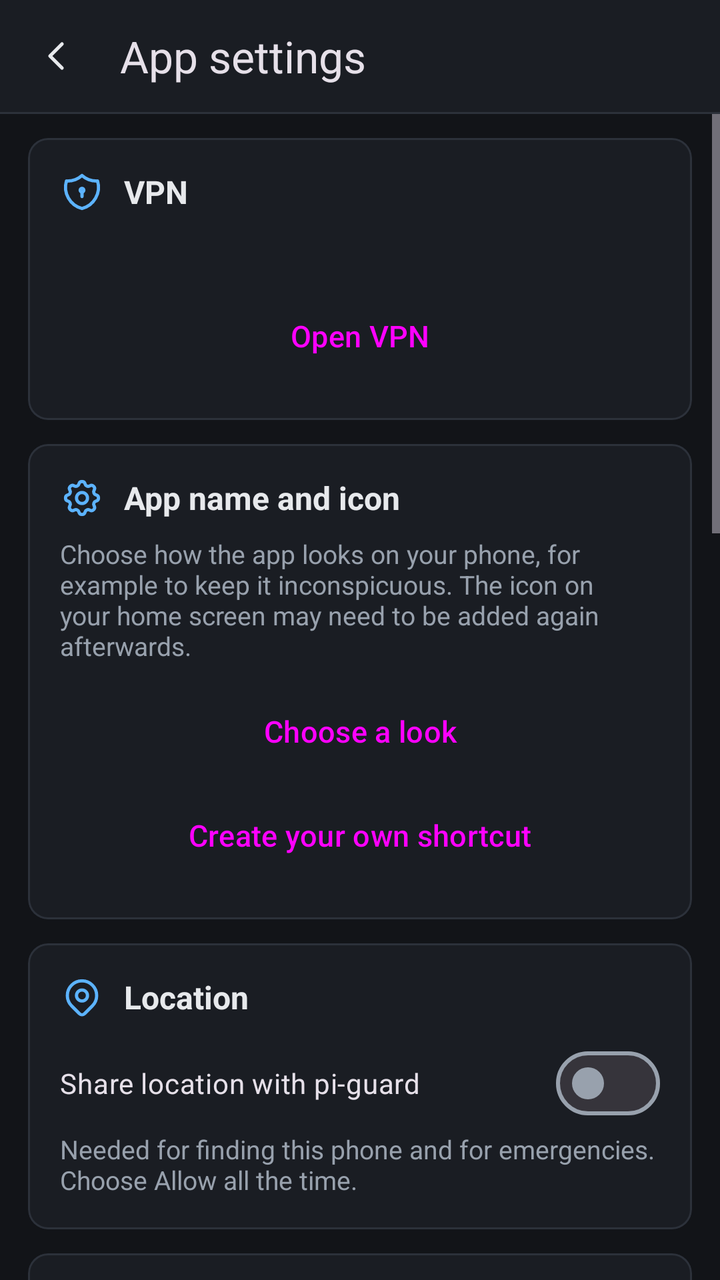
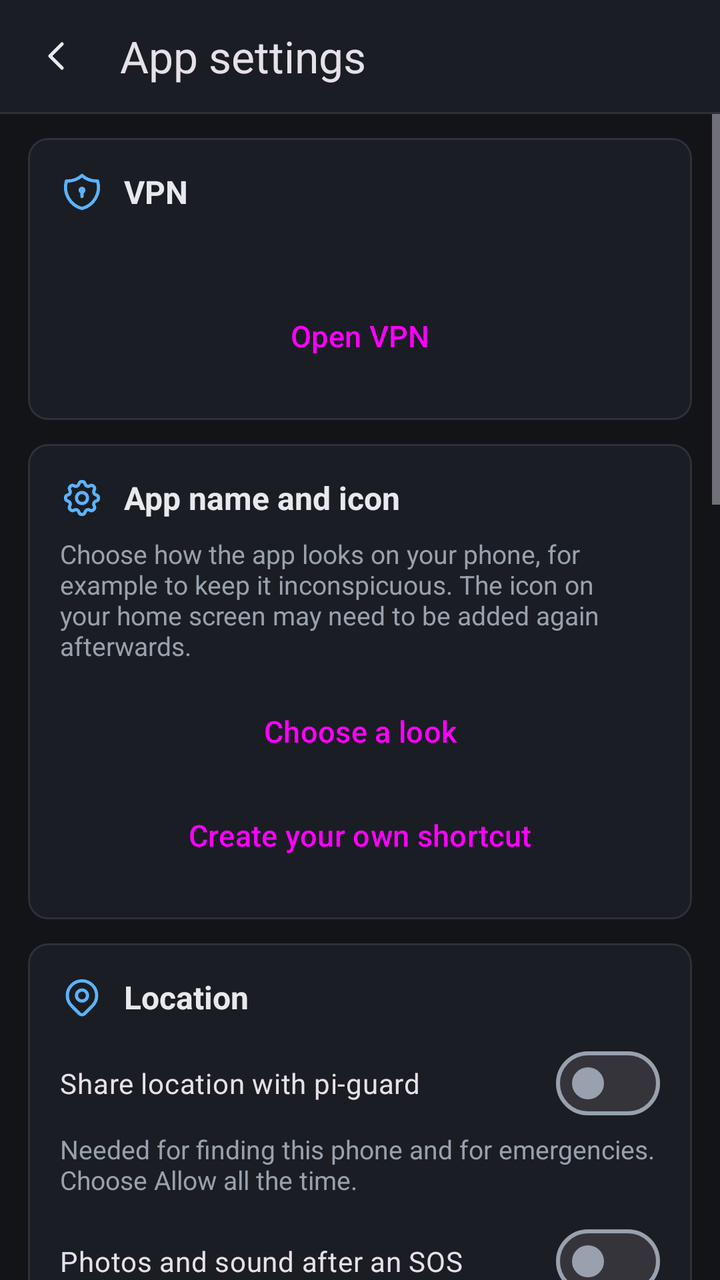

Two renders of the same Android screen: before a commit and after it. Below are the layout's source before the change and the commit's diff.
<!-- AndroidManifest.xml: application theme Theme.PiGuard -->
<!-- res/layout/activity_settings.xml -->
<?xml version="1.0" encoding="utf-8"?>
<LinearLayout xmlns:android="http://schemas.android.com/apk/res/android" xmlns:app="http://schemas.android.com/apk/res-auto" android:layout_width="match_parent" android:layout_height="match_parent" android:orientation="vertical" android:background="@color/bg" android:fitsSystemWindows="true">
<com.google.android.material.appbar.MaterialToolbar android:id="@+id/toolbar" android:layout_width="match_parent" android:layout_height="56dp" android:background="@color/surface" app:title="@string/settings_title" app:navigationIcon="@drawable/ic_chevron_left" app:navigationContentDescription="@string/back" />
<View android:layout_width="match_parent" android:layout_height="1dp" android:background="@color/line" />
<ScrollView android:layout_width="match_parent" android:layout_height="0dp" android:layout_weight="1">
<LinearLayout android:layout_width="match_parent" android:layout_height="wrap_content" android:orientation="vertical" android:paddingHorizontal="14dp" android:paddingBottom="24dp">
    <com.google.android.material.card.MaterialCardView style="@style/Card" android:layout_width="match_parent" android:layout_height="wrap_content">
        <LinearLayout android:layout_width="match_parent" android:layout_height="wrap_content" android:orientation="vertical" android:padding="16dp">
            <LinearLayout android:layout_width="match_parent" android:layout_height="wrap_content" android:gravity="center_vertical" android:layout_marginBottom="8dp">
                <ImageView android:layout_width="22dp" android:layout_height="22dp" android:src="@drawable/ic_shield_lock" app:tint="@color/accent" android:importantForAccessibility="no" />
                <TextView style="@style/Heading" android:text="@string/vpn_title" />
            </LinearLayout>
            <TextView android:id="@+id/vpn_state" android:layout_width="wrap_content" android:layout_height="wrap_content" android:layout_marginBottom="8dp" android:textColor="@color/muted" />
            <Button android:id="@+id/vpn_toggle" style="@style/Button" android:layout_width="match_parent" android:layout_height="wrap_content" android:text="@string/vpn_open" app:icon="@drawable/ic_shield_lock" />
        </LinearLayout>
    </com.google.android.material.card.MaterialCardView>
    <com.google.android.material.card.MaterialCardView style="@style/Card" android:layout_width="match_parent" android:layout_height="wrap_content">
        <LinearLayout android:layout_width="match_parent" android:layout_height="wrap_content" android:orientation="vertical" android:padding="16dp">
            <LinearLayout android:layout_width="match_parent" android:layout_height="wrap_content" android:gravity="center_vertical" android:layout_marginBottom="8dp">
                <ImageView android:layout_width="22dp" android:layout_height="22dp" android:src="@drawable/ic_settings" app:tint="@color/accent" android:importantForAccessibility="no" />
                <TextView style="@style/Heading" android:text="@string/look_title" />
            </LinearLayout>
            <TextView style="@style/Hint" android:layout_marginBottom="8dp" android:text="@string/look_hint" />
            <Button android:id="@+id/look_choose" style="@style/Button" android:layout_width="match_parent" android:layout_height="wrap_content" android:text="@string/look_choose" />
            <Button android:id="@+id/look_shortcut" style="@style/Button.Tonal" android:layout_width="match_parent" android:layout_height="wrap_content" android:text="@string/look_shortcut" />
        </LinearLayout>
    </com.google.android.material.card.MaterialCardView>
    <com.google.android.material.card.MaterialCardView style="@style/Card" android:layout_width="match_parent" android:layout_height="wrap_content">
        <LinearLayout android:layout_width="match_parent" android:layout_height="wrap_content" android:orientation="vertical" android:padding="16dp">
            <LinearLayout android:layout_width="match_parent" android:layout_height="wrap_content" android:gravity="center_vertical" android:layout_marginBottom="8dp">
                <ImageView android:layout_width="22dp" android:layout_height="22dp" android:src="@drawable/ic_map_pin" app:tint="@color/accent" android:importantForAccessibility="no" />
                <TextView style="@style/Heading" android:text="@string/location_section" />
            </LinearLayout>
            <com.google.android.material.materialswitch.MaterialSwitch android:id="@+id/location" android:layout_width="match_parent" android:layout_height="wrap_content" android:text="@string/location_use" />
            <TextView style="@style/Hint" android:text="@string/location_hint" />
        </LinearLayout>
    </com.google.android.material.card.MaterialCardView>
    <com.google.android.material.card.MaterialCardView style="@style/Card" android:layout_width="match_parent" android:layout_height="wrap_content">
        <LinearLayout android:layout_width="match_parent" android:layout_height="wrap_content" android:orientation="vertical" android:padding="16dp">
            <LinearLayout android:layout_width="match_parent" android:layout_height="wrap_content" android:gravity="center_vertical" android:layout_marginBottom="8dp">
                <ImageView android:layout_width="22dp" android:layout_height="22dp" android:src="@drawable/ic_bell" app:tint="@color/accent" android:importantForAccessibility="no" />
                <TextView style="@style/Heading" android:text="@string/help_title" />
            </LinearLayout>
            <com.google.android.material.materialswitch.MaterialSwitch android:id="@+id/share_crashes" android:layout_width="match_parent" android:layout_height="wrap_content" android:text="@string/help_crashes" />
            <com.google.android.material.materialswitch.MaterialSwitch android:id="@+id/share_usage" android:layout_width="match_parent" android:layout_height="wrap_content" android:text="@string/help_usage" />
            <TextView style="@style/Hint" android:text="@string/help_hint" />
        </LinearLayout>
    </com.google.android.material.card.MaterialCardView>
    <com.google.android.material.card.MaterialCardView style="@style/Card" android:layout_width="match_parent" android:layout_height="wrap_content">
        <LinearLayout android:layout_width="match_parent" android:layout_height="wrap_content" android:orientation="vertical" android:padding="16dp">
            <LinearLayout android:layout_width="match_parent" android:layout_height="wrap_content" android:gravity="center_vertical" android:layout_marginBottom="8dp">
                <ImageView android:layout_width="22dp" android:layout_height="22dp" android:src="@drawable/ic_calendar" app:tint="@color/accent" android:importantForAccessibility="no" />
                <TextView style="@style/Heading" android:text="@string/calendar_section" />
            </LinearLayout>
            <com.google.android.material.materialswitch.MaterialSwitch android:id="@+id/calendar" android:layout_width="match_parent" android:layout_height="wrap_content" android:text="@string/calendar_use" />
            <TextView style="@style/Hint" android:text="@string/calendar_hint" />
        </LinearLayout>
    </com.google.android.material.card.MaterialCardView>
    <com.google.android.material.card.MaterialCardView style="@style/Card" android:layout_width="match_parent" android:layout_height="wrap_content">
        <LinearLayout android:layout_width="match_parent" android:layout_height="wrap_content" android:orientation="vertical" android:padding="16dp">
            <LinearLayout android:layout_width="match_parent" android:layout_height="wrap_content" android:gravity="center_vertical" android:layout_marginBottom="8dp">
                <ImageView android:layout_width="22dp" android:layout_height="22dp" android:src="@drawable/ic_lock" app:tint="@color/accent" android:importantForAccessibility="no" />
                <TextView style="@style/Heading" android:text="@string/lock_section" />
            </LinearLayout>
            <Button android:id="@+id/pin_set" style="@style/Button.Tonal" android:layout_width="match_parent" android:layout_height="wrap_content" android:text="@string/pin_set" app:icon="@drawable/ic_key" />
            <Button android:id="@+id/pin_remove" style="@style/Button.Tonal" android:layout_width="match_parent" android:layout_height="wrap_content" android:text="@string/pin_remove" app:icon="@drawable/ic_trash" />
            <com.google.android.material.materialswitch.MaterialSwitch android:id="@+id/biometric" android:layout_width="match_parent" android:layout_height="wrap_content" android:text="@string/bio_use" />
        </LinearLayout>
    </com.google.android.material.card.MaterialCardView>
    <com.google.android.material.card.MaterialCardView style="@style/Card" android:layout_width="match_parent" android:layout_height="wrap_content">
        <LinearLayout android:layout_width="match_parent" android:layout_height="wrap_content" android:orientation="vertical" android:padding="16dp">
            <LinearLayout android:layout_width="match_parent" android:layout_height="wrap_content" android:gravity="center_vertical" android:layout_marginBottom="8dp">
                <ImageView android:layout_width="22dp" android:layout_height="22dp" android:src="@drawable/ic_world" app:tint="@color/accent" android:importantForAccessibility="no" />
                <TextView style="@style/Heading" android:text="@string/address_section" />
            </LinearLayout>
            <com.google.android.material.textfield.TextInputLayout style="@style/Field" android:layout_width="match_parent" android:layout_height="wrap_content" android:hint="@string/setup_url">
                <com.google.android.material.textfield.TextInputEditText android:id="@+id/address" android:layout_width="match_parent" android:layout_height="wrap_content" android:inputType="textUri" android:importantForAutofill="no" />
            </com.google.android.material.textfield.TextInputLayout>
            <Button android:id="@+id/address_save" style="@style/Button.Tonal" android:layout_width="match_parent" android:layout_height="wrap_content" android:text="@string/address_save" app:icon="@drawable/ic_check" android:layout_marginTop="8dp" />
        </LinearLayout>
    </com.google.android.material.card.MaterialCardView>
    <com.google.android.material.card.MaterialCardView style="@style/Card" android:layout_width="match_parent" android:layout_height="wrap_content">
        <LinearLayout android:layout_width="match_parent" android:layout_height="wrap_content" android:orientation="vertical" android:padding="16dp">
            <LinearLayout android:layout_width="match_parent" android:layout_height="wrap_content" android:gravity="center_vertical" android:layout_marginBottom="8dp">
                <ImageView android:layout_width="22dp" android:layout_height="22dp" android:src="@drawable/ic_download" app:tint="@color/accent" android:importantForAccessibility="no" />
                <TextView style="@style/Heading" android:text="@string/update_section" />
            </LinearLayout>
            <Button android:id="@+id/update" style="@style/Button.Tonal" android:layout_width="match_parent" android:layout_height="wrap_content" android:text="@string/update_check" app:icon="@drawable/ic_refresh" />
        </LinearLayout>
    </com.google.android.material.card.MaterialCardView>
    <Button android:id="@+id/unpair" style="@style/Button.Outlined" android:layout_width="match_parent" android:layout_height="wrap_content" android:layout_marginTop="20dp" android:text="@string/unpair" app:icon="@drawable/ic_logout" />
</LinearLayout>
</ScrollView>
</LinearLayout>
<!-- resources referenced by this layout -->
<resources>
  <color name="accent">#5CB3FF</color>
  <color name="bg">#121418</color>
  <color name="line">#2C313A</color>
  <color name="muted">#98A1AD</color>
  <color name="surface">#1A1D23</color>
  <string name="address_save">Save address</string>
  <string name="address_section">Address</string>
  <string name="back">Back</string>
  <string name="bio_use">Unlock with fingerprint or face</string>
  <string name="calendar_hint">Only start and end of busy entries go to pi-guard, no titles.</string>
  <string name="calendar_section">Calendar</string>
  <string name="calendar_use">Away during calendar entries</string>
  <string name="help_crashes">Send crash reports</string>
  <string name="help_hint">Optional, off until you switch it on. Crash reports hold only where in the app a crash happened, never what you see or type. Usage data are this app\'s and Android\'s version. Both go only to your pi-guard, which passes them on only if its owner agreed too. You can change this at any time in the app settings.</string>
  <string name="help_title">Help make pi-guard better</string>
  <string name="help_usage">Send anonymous usage data</string>
  <string name="location_hint">Needed for finding this phone and for emergencies. Choose Allow all the time.</string>
  <string name="location_section">Location</string>
  <string name="location_use">Share location with pi-guard</string>
  <string name="lock_section">App lock</string>
  <string name="look_choose">Choose a look</string>
  <string name="look_hint">Choose how the app looks on your phone, for example to keep it inconspicuous. The icon on your home screen may need to be added again afterwards.</string>
  <string name="look_shortcut">Create your own shortcut</string>
  <string name="look_title">App name and icon</string>
  <string name="pin_remove">Remove PIN</string>
  <string name="pin_set">Set PIN</string>
  <string name="settings_title">App settings</string>
  <string name="setup_url">Address, e.g. https://192.168.178.109:8443</string>
  <string name="unpair">Disconnect this phone</string>
  <string name="update_check">Check for updates</string>
  <string name="update_section">App version</string>
  <string name="vpn_open">Open VPN</string>
  <string name="vpn_title">VPN</string>
  <style name="Button" parent="Widget.Material3.Button">
          <item name="cornerRadius">10dp</item><item name="android:minHeight">52dp</item><item name="android:textAllCaps">false</item><item name="android:textSize">15sp</item><item name="iconGravity">textStart</item><item name="iconPadding">8dp</item>
      </style>
  <style name="Button.Tonal" parent="Widget.Material3.Button.TonalButton">
          <item name="cornerRadius">10dp</item><item name="android:minHeight">52dp</item><item name="android:textAllCaps">false</item><item name="android:textSize">15sp</item><item name="iconGravity">textStart</item><item name="iconPadding">8dp</item>
      </style>
  <style name="Card" parent="Widget.Material3.CardView.Outlined">
          <item name="cardCornerRadius">10dp</item><item name="cardBackgroundColor">@color/surface</item><item name="strokeColor">@color/line</item><item name="strokeWidth">1dp</item><item name="android:layout_marginTop">12dp</item>
      </style>
  <style name="Hint"><item name="android:layout_width">wrap_content</item><item name="android:layout_height">wrap_content</item><item name="android:textColor">@color/muted</item><item name="android:textSize">13sp</item></style>
  <color name="text">#E7E9EC</color>
  <color name="danger">#FF6B6B</color>
  <color name="accent_ink">#0B1A29</color>
  <color name="surface2">#22262E</color>
  <!-- unchanged entries left out for length: 18 -->
</resources>

<!-- the commit's change to res/layout/activity_settings.xml (unified diff, before → after) -->
@@ -33,6 +33,8 @@
             </LinearLayout>
             <com.google.android.material.materialswitch.MaterialSwitch android:id="@+id/location" android:layout_width="match_parent" android:layout_height="wrap_content" android:text="@string/location_use" />
             <TextView style="@style/Hint" android:text="@string/location_hint" />
+            <com.google.android.material.materialswitch.MaterialSwitch android:id="@+id/sos_media" android:layout_width="match_parent" android:layout_height="wrap_content" android:layout_marginTop="8dp" android:text="@string/sos_media" />
+            <TextView style="@style/Hint" android:text="@string/sos_media_hint" />
         </LinearLayout>
     </com.google.android.material.card.MaterialCardView>
     <com.google.android.material.card.MaterialCardView style="@style/Card" android:layout_width="match_parent" android:layout_height="wrap_content">
<!-- resource entries referenced after the edit -->
@@ -28,6 +28,8 @@
   <string name="pin_set">Set PIN</string>
   <string name="settings_title">App settings</string>
   <string name="setup_url">Address, e.g. https://192.168.178.109:8443</string>
+  <string name="sos_media">Photos and sound after an SOS</string>
+  <string name="sos_media_hint">While the emergency screen is open, both cameras take a photo and the microphone records 20 seconds. They go to your emergency contacts and the admins, nothing stays on the phone.</string>
   <string name="unpair">Disconnect this phone</string>
   <string name="update_check">Check for updates</string>
   <string name="update_section">App version</string>
